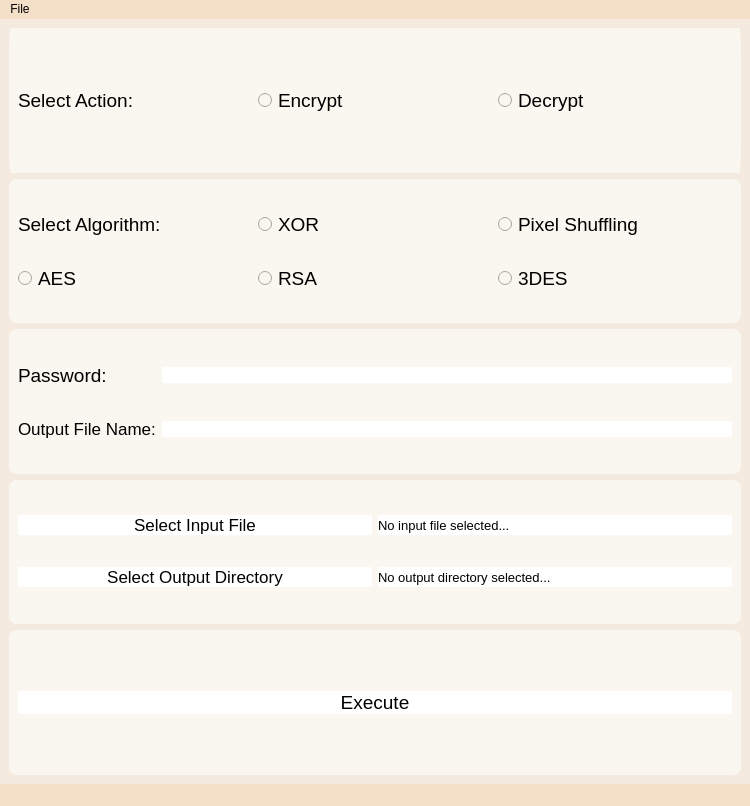
terrytosh/HF-Image-Encryption, file src/mainwindow.ui: the form before one commit.
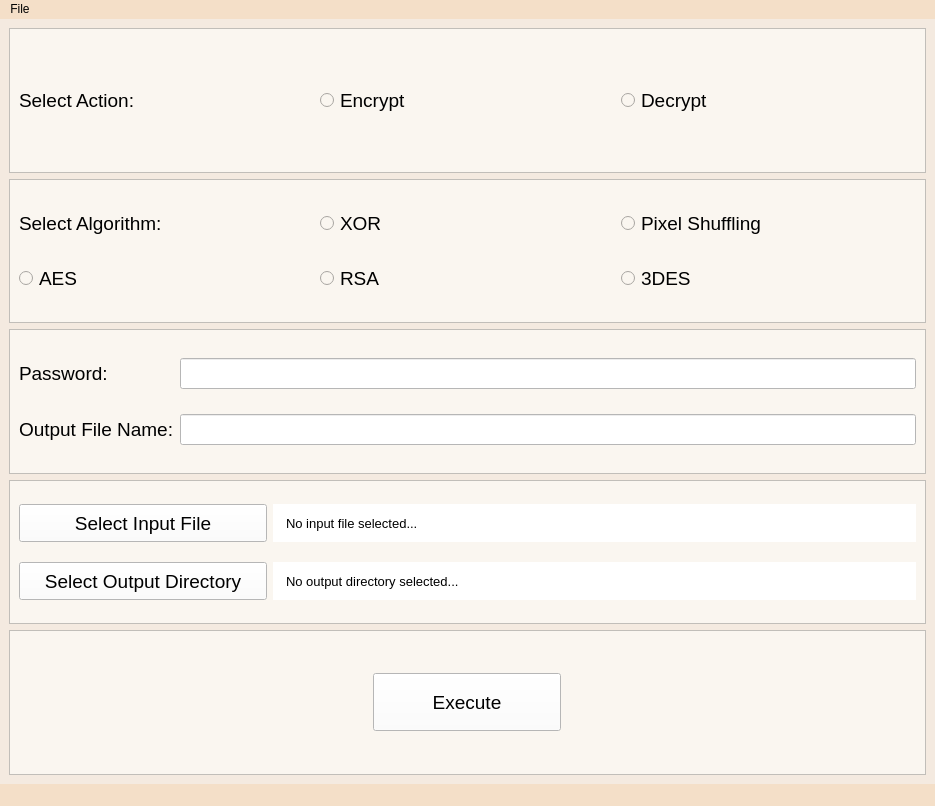
The form after the commit.

Commit message: UI plus file saving features added...

What changed in the file:
```diff
--- a/src/mainwindow.ui
+++ b/src/mainwindow.ui
@@ -6,7 +6,7 @@
    <rect>
     <x>0</x>
     <y>0</y>
-    <width>750</width>
+    <width>935</width>
     <height>806</height>
    </rect>
   </property>
@@ -30,8 +30,7 @@
     <item>
      <widget class="QFrame" name="frame">
       <property name="styleSheet">
-       <string notr="true">background-color: rgb(250, 246, 240);
-border-radius: 2px solid white;</string>
+       <string notr="true">background-color: rgb(250, 246, 240);</string>
       </property>
       <property name="frameShape">
        <enum>QFrame::StyledPanel</enum>
@@ -85,9 +84,7 @@
     <item>
      <widget class="QFrame" name="frame_2">
       <property name="styleSheet">
-       <string notr="true">background-color: rgb(250, 246, 240);
-border-radius: 8px;
-</string>
+       <string notr="true">background-color: rgb(250, 246, 240);</string>
       </property>
       <property name="frameShape">
        <enum>QFrame::StyledPanel</enum>
@@ -180,8 +177,7 @@
     <item>
      <widget class="QFrame" name="frame_3">
       <property name="styleSheet">
-       <string notr="true">background-color: rgb(250, 246, 240);
-border-radius: 8px;</string>
+       <string notr="true">background-color: rgb(250, 246, 240);</string>
       </property>
       <property name="frameShape">
        <enum>QFrame::StyledPanel</enum>
@@ -208,7 +204,7 @@
          <property name="font">
           <font>
            <family>Arial</family>
-           <pointsize>13</pointsize>
+           <pointsize>14</pointsize>
           </font>
          </property>
          <property name="text">
@@ -220,7 +216,7 @@
         <widget class="QLineEdit" name="output_file_name_input">
          <property name="styleSheet">
           <string notr="true">background-color: rgb(255, 255, 255);
-border-radius: 2px;</string>
+height: 25%;</string>
          </property>
         </widget>
        </item>
@@ -228,7 +224,7 @@
         <widget class="QLineEdit" name="password_input">
          <property name="styleSheet">
           <string notr="true">background-color: rgb(255, 255, 255);
-border-radius: 2px;</string>
+height: 25%;</string>
          </property>
          <property name="echoMode">
           <enum>QLineEdit::Password</enum>
@@ -244,8 +240,7 @@
     <item>
      <widget class="QFrame" name="frame_4">
       <property name="styleSheet">
-       <string notr="true">background-color: rgb(250, 246, 240);
-border-radius: 8px;</string>
+       <string notr="true">background-color: rgb(250, 246, 240);</string>
       </property>
       <property name="frameShape">
        <enum>QFrame::StyledPanel</enum>
@@ -264,7 +259,7 @@
          </property>
          <property name="styleSheet">
           <string notr="true">background-color: rgb(255, 255, 255);
-border-radius: 2px;</string>
+padding-left: 10%;</string>
          </property>
          <property name="text">
           <string>No input file selected...</string>
@@ -273,10 +268,16 @@
        </item>
        <item row="0" column="0">
         <widget class="QPushButton" name="select_input_button">
+         <property name="sizePolicy">
+          <sizepolicy hsizetype="Fixed" vsizetype="Fixed">
+           <horstretch>0</horstretch>
+           <verstretch>0</verstretch>
+          </sizepolicy>
+         </property>
          <property name="font">
           <font>
            <family>Arial</family>
-           <pointsize>13</pointsize>
+           <pointsize>14</pointsize>
           </font>
          </property>
          <property name="focusPolicy">
@@ -287,14 +288,12 @@
          </property>
          <property name="styleSheet">
           <string notr="true">background-color: rgb(255, 255, 255);
-border-radius: 2px;</string>
+height: 30%;
+width: 240%;</string>
          </property>
          <property name="text">
           <string>Select Input File</string>
          </property>
-         <property name="default">
-          <bool>false</bool>
-         </property>
          <property name="flat">
           <bool>false</bool>
          </property>
@@ -302,15 +301,22 @@
        </item>
        <item row="1" column="0">
         <widget class="QPushButton" name="select_output_button">
+         <property name="sizePolicy">
+          <sizepolicy hsizetype="Fixed" vsizetype="Fixed">
+           <horstretch>0</horstretch>
+           <verstretch>0</verstretch>
+          </sizepolicy>
+         </property>
          <property name="font">
           <font>
            <family>Arial</family>
-           <pointsize>13</pointsize>
+           <pointsize>14</pointsize>
           </font>
          </property>
          <property name="styleSheet">
           <string notr="true">background-color: rgb(255, 255, 255);
-border-radius: 2px;</string>
+height: 30%;
+width: 240%;</string>
          </property>
          <property name="text">
           <string>Select Output Directory</string>
@@ -327,7 +333,7 @@
          </property>
          <property name="styleSheet">
           <string notr="true">background-color: rgb(255, 255, 255);
-border-radius: 2px;</string>
+padding-left: 10%;</string>
          </property>
          <property name="text">
           <string>No output directory selected...</string>
@@ -340,8 +346,7 @@
     <item>
      <widget class="QFrame" name="frame_5">
       <property name="styleSheet">
-       <string notr="true">background-color: rgb(250, 246, 240);
-border-radius: 8px;</string>
+       <string notr="true">background-color: rgb(250, 246, 240);</string>
       </property>
       <property name="frameShape">
        <enum>QFrame::StyledPanel</enum>
@@ -352,6 +357,12 @@
       <layout class="QHBoxLayout" name="horizontalLayout_5">
        <item>
         <widget class="QPushButton" name="execute_button">
+         <property name="sizePolicy">
+          <sizepolicy hsizetype="Fixed" vsizetype="Fixed">
+           <horstretch>0</horstretch>
+           <verstretch>0</verstretch>
+          </sizepolicy>
+         </property>
          <property name="font">
           <font>
            <family>Arial</family>
@@ -360,11 +371,21 @@
          </property>
          <property name="styleSheet">
           <string notr="true">background-color: rgb(255, 255, 255);
-border-radius: 2px;</string>
+width: 180%;
+height: 50%;</string>
          </property>
          <property name="text">
           <string>Execute</string>
          </property>
+         <property name="iconSize">
+          <size>
+           <width>16</width>
+           <height>16</height>
+          </size>
+         </property>
+         <property name="checkable">
+          <bool>false</bool>
+         </property>
         </widget>
        </item>
       </layout>
@@ -377,7 +398,7 @@
     <rect>
      <x>0</x>
      <y>0</y>
-     <width>750</width>
+     <width>935</width>
      <height>21</height>
     </rect>
    </property>
```
The commit also changes 3 other files.
